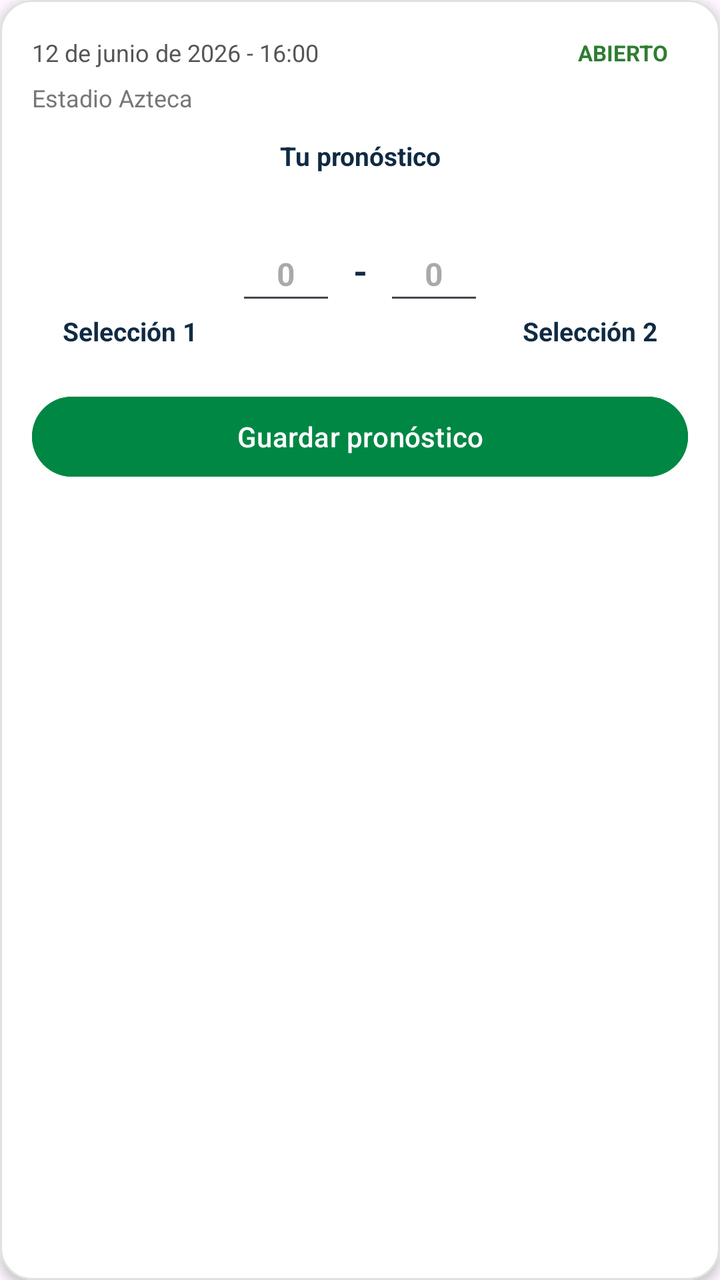
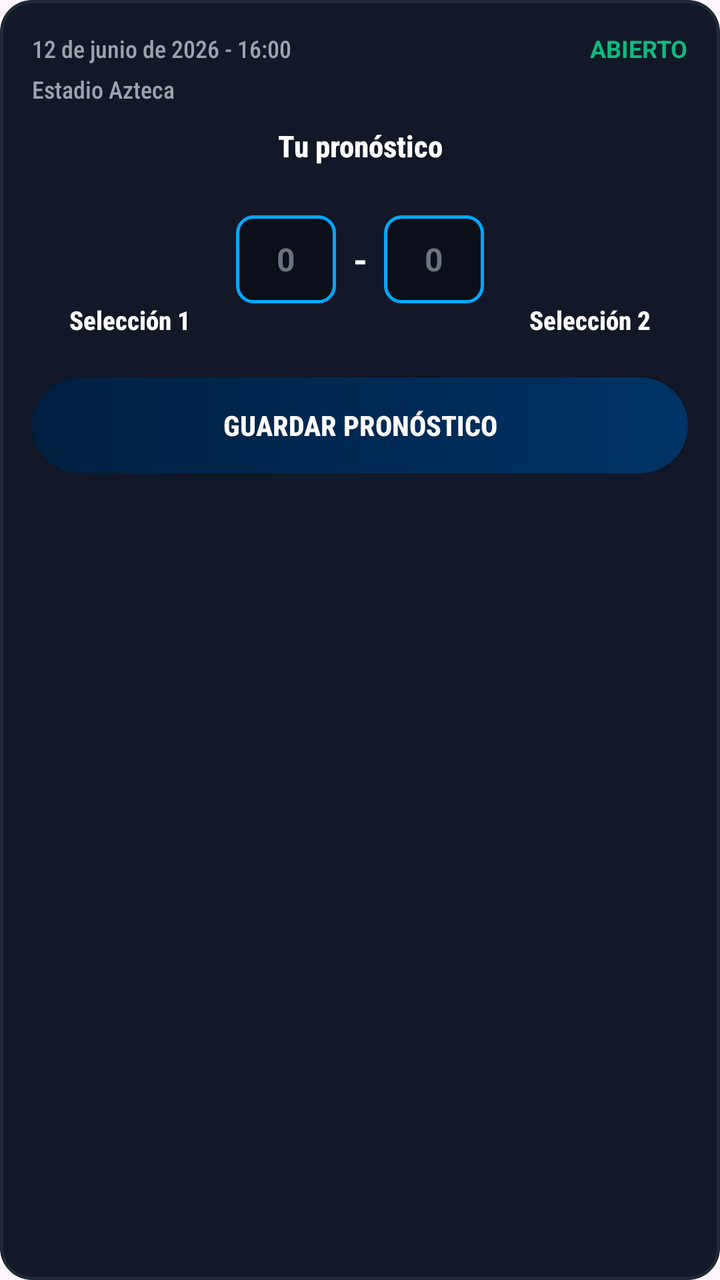

An Android layout rendered at two revisions. The XML below is the earlier revision; the diff shows what the commit changed to produce the second picture.
<!-- AndroidManifest.xml: application theme Theme.PROY2P_Alban_Barquet_Santos -->
<!-- res/layout/item_partido_pronostico.xml -->
<?xml version="1.0" encoding="utf-8"?>
<com.google.android.material.card.MaterialCardView
    xmlns:android="http://schemas.android.com/apk/res/android"
    xmlns:app="http://schemas.android.com/apk/res-auto"
    android:id="@+id/cardPartidoPronostico"
    android:layout_width="match_parent"
    android:layout_height="wrap_content"
    android:layout_marginHorizontal="12dp"
    android:layout_marginVertical="8dp"
    app:cardBackgroundColor="@android:color/white"
    app:cardCornerRadius="16dp"
    app:cardElevation="3dp"
    app:strokeColor="#E0E0E0"
    app:strokeWidth="1dp">

    <LinearLayout
        android:layout_width="match_parent"
        android:layout_height="wrap_content"
        android:orientation="vertical"
        android:padding="16dp">

        
        <LinearLayout
            android:layout_width="match_parent"
            android:layout_height="wrap_content"
            android:gravity="center_vertical"
            android:orientation="horizontal">

            <TextView
                android:id="@+id/lblFechaHoraPartido"
                android:layout_width="0dp"
                android:layout_height="wrap_content"
                android:layout_weight="1"
                android:text="12 de junio de 2026 - 16:00"
                android:textColor="#555555"
                android:textSize="12sp" />

            <TextView
                android:id="@+id/lblEstadoPartido"
                android:layout_width="wrap_content"
                android:layout_height="wrap_content"

                android:paddingHorizontal="10dp"
                android:paddingVertical="3dp"
                android:text="ABIERTO"
                android:textColor="#2E7D32"
                android:textSize="11sp"
                android:textStyle="bold" />
        </LinearLayout>

        <TextView
            android:id="@+id/lblEstadioPartido"
            android:layout_width="match_parent"
            android:layout_height="wrap_content"
            android:paddingTop="4dp"
            android:text="Estadio Azteca"
            android:textColor="#777777"
            android:textSize="12sp" />

        
        <TextView
            android:layout_width="match_parent"
            android:layout_height="wrap_content"
            android:paddingTop="12dp"
            android:text="Tu pronóstico"
            android:textAlignment="center"
            android:textColor="#102A43"
            android:textSize="13sp"
            android:textStyle="bold" />

        
        <LinearLayout
            android:layout_width="match_parent"
            android:layout_height="wrap_content"
            android:gravity="center"
            android:orientation="horizontal"
            android:paddingTop="10dp"
            android:paddingBottom="10dp">

            
            <LinearLayout
                android:id="@+id/filaSeleccion1"
                android:layout_width="0dp"
                android:layout_height="wrap_content"
                android:layout_weight="1"
                android:gravity="center"
                android:orientation="vertical">

                <ImageView
                    android:id="@+id/imgSeleccion1"
                    android:layout_width="54dp"
                    android:layout_height="54dp"
                    android:contentDescription="Icono de la selección 1" />

                <TextView
                    android:id="@+id/lblSeleccion1"
                    android:layout_width="wrap_content"
                    android:layout_height="wrap_content"
                    android:layout_marginTop="6dp"
                    android:text="Selección 1"
                    android:textColor="#102A43"
                    android:textSize="13sp"
                    android:textStyle="bold" />
            </LinearLayout>

            
            <LinearLayout
                android:layout_width="wrap_content"
                android:layout_height="wrap_content"
                android:gravity="center"
                android:orientation="horizontal"
                android:paddingHorizontal="4dp">

                <EditText
                    android:id="@+id/txtGolesSel1"
                    android:layout_width="50dp"
                    android:layout_height="44dp"

                    android:gravity="center"
                    android:hint="0"
                    android:inputType="number"
                    android:maxLength="2"
                    android:textColor="#102A43"
                    android:textSize="16sp"
                    android:textStyle="bold" />

                <TextView
                    android:layout_width="24dp"
                    android:layout_height="wrap_content"
                    android:gravity="center"
                    android:text="-"
                    android:textColor="#102A43"
                    android:textSize="18sp"
                    android:textStyle="bold" />

                <EditText
                    android:id="@+id/txtGolesSel2"
                    android:layout_width="50dp"
                    android:layout_height="44dp"

                    android:gravity="center"
                    android:hint="0"
                    android:inputType="number"
                    android:maxLength="2"
                    android:textColor="#102A43"
                    android:textSize="16sp"
                    android:textStyle="bold" />
            </LinearLayout>

            
            <LinearLayout
                android:id="@+id/filaSeleccion2"
                android:layout_width="0dp"
                android:layout_height="wrap_content"
                android:layout_weight="1"
                android:gravity="center"
                android:orientation="vertical">

                <ImageView
                    android:id="@+id/imgSeleccion2"
                    android:layout_width="54dp"
                    android:layout_height="54dp"
                    android:contentDescription="Icono de la selección 2" />

                <TextView
                    android:id="@+id/lblSeleccion2"
                    android:layout_width="wrap_content"
                    android:layout_height="wrap_content"
                    android:layout_marginTop="6dp"
                    android:text="Selección 2"
                    android:textColor="#102A43"
                    android:textSize="13sp"
                    android:textStyle="bold" />
            </LinearLayout>

        </LinearLayout>

        
        <TextView
            android:id="@+id/lblMensajeEstado"
            android:layout_width="match_parent"
            android:layout_height="wrap_content"
            android:layout_marginTop="8dp"
            android:padding="8dp"
            android:textAlignment="center"
            android:textSize="12sp"
            android:visibility="gone" />

        
        <Button
            android:id="@+id/btnGuardarPronostico"
            android:layout_width="match_parent"
            android:layout_height="48dp"
            android:layout_marginTop="10dp"
            android:backgroundTint="#008744"
            android:text="Guardar pronóstico"
            android:textColor="@android:color/white"
            android:textSize="14sp" />

    </LinearLayout>

</com.google.android.material.card.MaterialCardView>
<!-- resources referenced by this layout -->
<resources>
  <style name="Theme.PROY2P_Alban_Barquet_Santos" parent="Base.Theme.PROY2P_Alban_Barquet_Santos" />
  <style name="Base.Theme.PROY2P_Alban_Barquet_Santos" parent="Theme.Material3.DayNight.NoActionBar">
          
          
      </style>
</resources>

<!-- the commit's change to res/layout/item_partido_pronostico.xml (unified diff, before → after) -->
@@ -7,11 +7,11 @@
     android:layout_height="wrap_content"
     android:layout_marginHorizontal="12dp"
     android:layout_marginVertical="8dp"
-    app:cardBackgroundColor="@android:color/white"
+    app:cardBackgroundColor="#121827"
     app:cardCornerRadius="16dp"
-    app:cardElevation="3dp"
-    app:strokeColor="#E0E0E0"
-    app:strokeWidth="1dp">
+    app:cardElevation="0dp"
+    app:strokeColor="#1F2937"
+    app:strokeWidth="1.5dp">
 
     <LinearLayout
         android:layout_width="match_parent"
@@ -19,7 +19,6 @@
         android:orientation="vertical"
         android:padding="16dp">
 
-        
         <LinearLayout
             android:layout_width="match_parent"
             android:layout_height="wrap_content"
@@ -31,20 +30,18 @@
                 android:layout_width="0dp"
                 android:layout_height="wrap_content"
                 android:layout_weight="1"
+                android:fontFamily="sans-serif-condensed-medium"
                 android:text="12 de junio de 2026 - 16:00"
-                android:textColor="#555555"
+                android:textColor="#9CA3AF"
                 android:textSize="12sp" />
 
             <TextView
                 android:id="@+id/lblEstadoPartido"
                 android:layout_width="wrap_content"
                 android:layout_height="wrap_content"
-
-                android:paddingHorizontal="10dp"
-                android:paddingVertical="3dp"
                 android:text="ABIERTO"
-                android:textColor="#2E7D32"
-                android:textSize="11sp"
+                android:textColor="#10B981"
+                android:textSize="12sp"
                 android:textStyle="bold" />
         </LinearLayout>
 
@@ -52,32 +49,31 @@
             android:id="@+id/lblEstadioPartido"
             android:layout_width="match_parent"
             android:layout_height="wrap_content"
+            android:fontFamily="sans-serif-condensed-medium"
             android:paddingTop="4dp"
             android:text="Estadio Azteca"
-            android:textColor="#777777"
+            android:textColor="#9CA3AF"
             android:textSize="12sp" />
 
-        
         <TextView
             android:layout_width="match_parent"
             android:layout_height="wrap_content"
-            android:paddingTop="12dp"
+            android:fontFamily="sans-serif-condensed-medium"
+            android:paddingTop="10dp"
             android:text="Tu pronóstico"
             android:textAlignment="center"
-            android:textColor="#102A43"
-            android:textSize="13sp"
+            android:textColor="#FFFFFF"
+            android:textSize="15sp"
             android:textStyle="bold" />
 
-        
         <LinearLayout
             android:layout_width="match_parent"
             android:layout_height="wrap_content"
             android:gravity="center"
             android:orientation="horizontal"
-            android:paddingTop="10dp"
+            android:paddingTop="8dp"
             android:paddingBottom="10dp">
 
-            
             <LinearLayout
                 android:id="@+id/filaSeleccion1"
                 android:layout_width="0dp"
@@ -97,13 +93,13 @@
                     android:layout_width="wrap_content"
                     android:layout_height="wrap_content"
                     android:layout_marginTop="6dp"
+                    android:fontFamily="sans-serif-condensed-medium"
                     android:text="Selección 1"
-                    android:textColor="#102A43"
+                    android:textColor="#FFFFFF"
                     android:textSize="13sp"
                     android:textStyle="bold" />
             </LinearLayout>
 
-            
             <LinearLayout
                 android:layout_width="wrap_content"
                 android:layout_height="wrap_content"
@@ -115,12 +111,13 @@
                     android:id="@+id/txtGolesSel1"
                     android:layout_width="50dp"
                     android:layout_height="44dp"
-
+                    android:background="@drawable/bg_card_neon"
                     android:gravity="center"
                     android:hint="0"
+                    android:textColorHint="#6B7280"
                     android:inputType="number"
                     android:maxLength="2"
-                    android:textColor="#102A43"
+                    android:textColor="#FFFFFF"
                     android:textSize="16sp"
                     android:textStyle="bold" />
 
@@ -129,7 +126,7 @@
                     android:layout_height="wrap_content"
                     android:gravity="center"
                     android:text="-"
-                    android:textColor="#102A43"
+                    android:textColor="#FFFFFF"
                     android:textSize="18sp"
                     android:textStyle="bold" />
 
@@ -137,17 +134,17 @@
                     android:id="@+id/txtGolesSel2"
                     android:layout_width="50dp"
                     android:layout_height="44dp"
-
+                    android:background="@drawable/bg_card_neon"
                     android:gravity="center"
                     android:hint="0"
+                    android:textColorHint="#6B7280"
                     android:inputType="number"
                     android:maxLength="2"
-                    android:textColor="#102A43"
+                    android:textColor="#FFFFFF"
                     android:textSize="16sp"
                     android:textStyle="bold" />
             </LinearLayout>
 
-            
             <LinearLayout
                 android:id="@+id/filaSeleccion2"
                 android:layout_width="0dp"
@@ -167,36 +164,36 @@
                     android:layout_width="wrap_content"
                     android:layout_height="wrap_content"
                     android:layout_marginTop="6dp"
+                    android:fontFamily="sans-serif-condensed-medium"
                     android:text="Selección 2"
-                    android:textColor="#102A43"
+                    android:textColor="#FFFFFF"
                     android:textSize="13sp"
                     android:textStyle="bold" />
             </LinearLayout>
-
         </LinearLayout>
 
-        
         <TextView
             android:id="@+id/lblMensajeEstado"
             android:layout_width="match_parent"
             android:layout_height="wrap_content"
             android:layout_marginTop="8dp"
             android:padding="8dp"
+            android:textColor="#FBBF24"
             android:textAlignment="center"
             android:textSize="12sp"
             android:visibility="gone" />
 
-        
-        <Button
+        <androidx.appcompat.widget.AppCompatButton
             android:id="@+id/btnGuardarPronostico"
             android:layout_width="match_parent"
             android:layout_height="48dp"
             android:layout_marginTop="10dp"
-            android:backgroundTint="#008744"
+            android:background="@drawable/bg_boton_moderno"
+            android:fontFamily="sans-serif-condensed-medium"
             android:text="Guardar pronóstico"
             android:textColor="@android:color/white"
-            android:textSize="14sp" />
+            android:textSize="14sp"
+            android:textStyle="bold" />
 
     </LinearLayout>
-
 </com.google.android.material.card.MaterialCardView>
<!-- resource entries referenced after the edit -->
@@ -1,5 +1,21 @@
 <!-- resources referenced by this layout -->
 <resources>
+  <!-- drawable bg_boton_moderno (drawable) -->
+  <?xml version="1.0" encoding="utf-8"?>
+  <shape xmlns:android="http://schemas.android.com/apk/res/android">
+      <gradient
+          android:startColor="#001F3F"
+          android:endColor="#003366"
+          android:angle="0" />
+      <corners android:radius="24dp" />
+  </shape>
+  <!-- drawable bg_card_neon (drawable) -->
+  <?xml version="1.0" encoding="utf-8"?>
+  <shape xmlns:android="http://schemas.android.com/apk/res/android">
+      <solid android:color="#0B0F19" />
+      <corners android:radius="8dp" />
+      <stroke android:width="1.5dp" android:color="#00A8FF" />
+  </shape>
   <style name="Theme.PROY2P_Alban_Barquet_Santos" parent="Base.Theme.PROY2P_Alban_Barquet_Santos" />
   <style name="Base.Theme.PROY2P_Alban_Barquet_Santos" parent="Theme.Material3.DayNight.NoActionBar">
           
